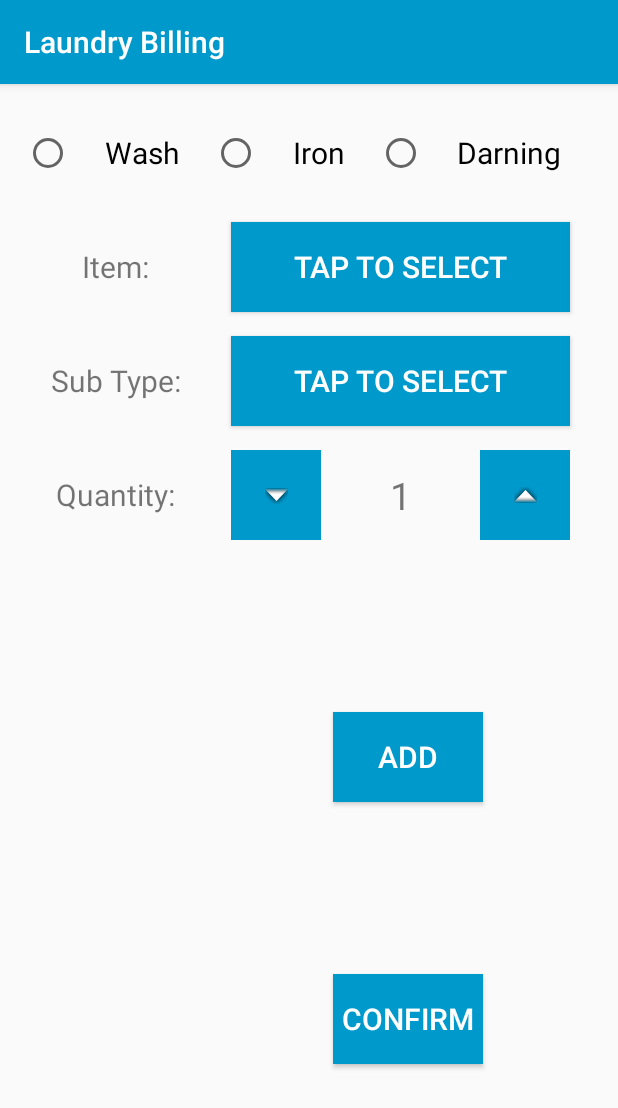
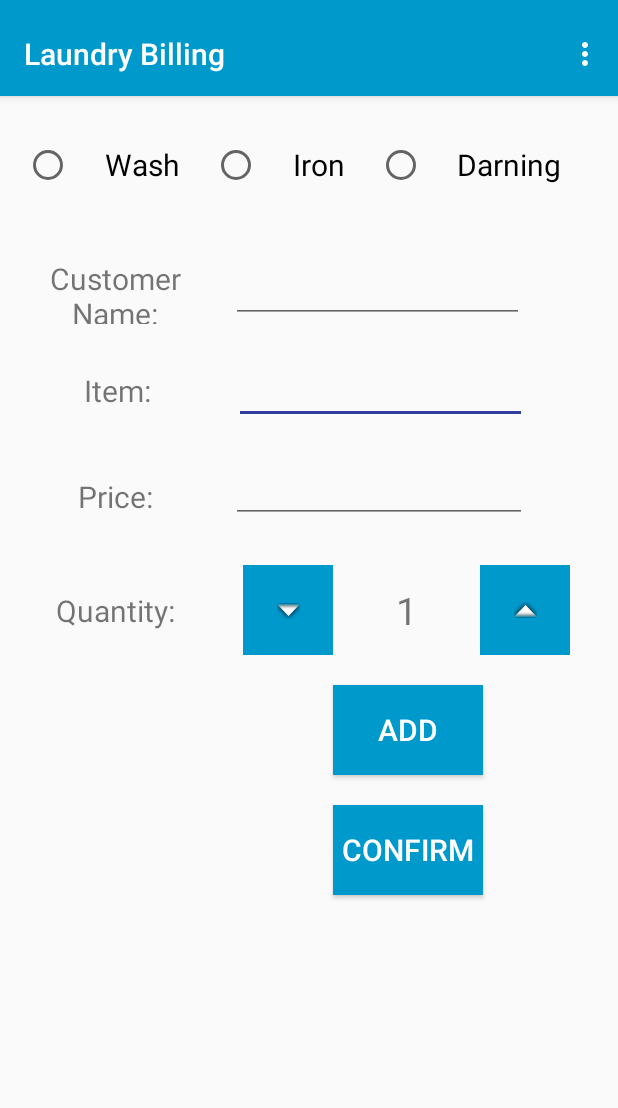
Before and after one commit to shravanbailoor/LaundryBilling, an Android app: the screen it shows after launch (PlaceOrder before the commit, PlaceOrderTabLayout after it), after a tap on "PLACE ORDER", on a phone screen of 412 x 824 dp. Shown: the top 1108 px of the screen. Run offline under Robolectric (Android 15) with nearby library versions, the phone set to English and light mode, and no system bars; 2 statements that could not run were skipped.

Commit message:
1.Added tab layout. 2.changed button to textbox.

```diff
--- a/app/src/main/java/com/example/laundrybilling/MainActivity.java
+++ b/app/src/main/java/com/example/laundrybilling/MainActivity.java
@@ -4,10 +4,6 @@ import android.content.Intent;
 import android.support.v7.app.AppCompatActivity;
 import android.os.Bundle;
 import android.view.View;
-import android.view.Menu;
-import android.view.MenuItem;
-import android.widget.ArrayAdapter;
-import android.widget.Spinner;
 
 public class MainActivity extends AppCompatActivity {
 
@@ -19,7 +15,7 @@ public class MainActivity extends AppCompatActivity {
 
     /* Proceed to PlaceOrder screen on tapping 'Place Order' button */
     public void placeOrder(View placeOrderView) {
-        Intent goToPlaceOrderScreen = new Intent(this, PlaceOrder.class);
+        Intent goToPlaceOrderScreen = new Intent(this, PlaceOrderTabLayout.class);
         startActivity(goToPlaceOrderScreen);
     }
 
--- /dev/null
+++ b/app/src/main/java/com/example/laundrybilling/PlaceOrderTabLayout.java
@@ -0,0 +1,151 @@
+package com.example.laundrybilling;
+
+import android.support.design.widget.FloatingActionButton;
+import android.support.design.widget.Snackbar;
+import android.support.v7.app.AppCompatActivity;
+import android.support.v7.widget.Toolbar;
+
+import android.support.v4.app.Fragment;
+import android.support.v4.app.FragmentManager;
+import android.support.v4.app.FragmentPagerAdapter;
+import android.support.v4.view.ViewPager;
+import android.os.Bundle;
+import android.view.LayoutInflater;
+import android.view.Menu;
+import android.view.MenuItem;
+import android.view.View;
+import android.view.ViewGroup;
+
+import android.widget.TextView;
+
+public class PlaceOrderTabLayout extends AppCompatActivity {
+
+    /**
+     * The {@link android.support.v4.view.PagerAdapter} that will provide
+     * fragments for each of the sections. We use a
+     * {@link FragmentPagerAdapter} derivative, which will keep every
+     * loaded fragment in memory. If this becomes too memory intensive, it
+     * may be best to switch to a
+     * {@link android.support.v4.app.FragmentStatePagerAdapter}.
+     */
+    private SectionsPagerAdapter mSectionsPagerAdapter;
+
+    /**
+     * The {@link ViewPager} that will host the section contents.
+     */
+    private ViewPager mViewPager;
+
+    @Override
+    protected void onCreate(Bundle savedInstanceState) {
+        super.onCreate(savedInstanceState);
+        setContentView(R.layout.place_order_tab_layout);
+
+        Toolbar toolbar = (Toolbar) findViewById(R.id.toolbar);
+        setSupportActionBar(toolbar);
+        // Create the adapter that will return a fragment for each of the three
+        // primary sections of the activity.
+        mSectionsPagerAdapter = new SectionsPagerAdapter(getSupportFragmentManager());
+
+        // Set up the ViewPager with the sections adapter.
+        mViewPager = (ViewPager) findViewById(R.id.container);
+        mViewPager.setAdapter(mSectionsPagerAdapter);
+
+        FloatingActionButton fab = (FloatingActionButton) findViewById(R.id.fab);
+        fab.setOnClickListener(new View.OnClickListener() {
+            @Override
+            public void onClick(View view) {
+                Snackbar.make(view, "Replace with your own action", Snackbar.LENGTH_LONG)
+                        .setAction("Action", null).show();
+            }
+        });
+
+    }
+
+
+    @Override
+    public boolean onCreateOptionsMenu(Menu menu) {
+        // Inflate the menu; this adds items to the action bar if it is present.
+        getMenuInflater().inflate(R.menu.menu_main2, menu);
+        return true;
+    }
+
+    @Override
+    public boolean onOptionsItemSelected(MenuItem item) {
+        // Handle action bar item clicks here. The action bar will
+        // automatically handle clicks on the Home/Up button, so long
+        // as you specify a parent activity in AndroidManifest.xml.
+        int id = item.getItemId();
+
+        //noinspection SimplifiableIfStatement
+        if (id == R.id.action_settings) {
+            return true;
+        }
+
+        return super.onOptionsItemSelected(item);
+    }
+
+    /**
+     * A placeholder fragment containing a simple view.
+     */
+    public static class PlaceholderFragment extends Fragment {
+        /**
+         * The fragment argument representing the section number for this
+         * fragment.
+         */
+        private static final String ARG_SECTION_NUMBER = "section_number";
+
+        public PlaceholderFragment() {
+        }
+
+        /**
+         * Returns a new instance of this fragment for the given section
+         * number.
+         */
+        public static PlaceholderFragment newInstance(int sectionNumber) {
+            PlaceholderFragment fragment = new PlaceholderFragment();
+            Bundle args = new Bundle();
+            args.putInt(ARG_SECTION_NUMBER, sectionNumber);
+            fragment.setArguments(args);
+            return fragment;
+        }
+
+        @Override
+        public View onCreateView(LayoutInflater inflater, ViewGroup container,
+                                 Bundle savedInstanceState) {
+            View rootView = null;
+            if(getArguments().getInt(ARG_SECTION_NUMBER) == 1){
+                rootView = inflater.inflate(R.layout.activity_place_order, container, false);
+
+            }else {
+                rootView = inflater.inflate(R.layout.place_order_summary, container, false);
+                TextView textView = (TextView) rootView.findViewById(R.id.section_label);
+                textView.setText(getString(R.string.section_format, getArguments().getInt(ARG_SECTION_NUMBER)));
+            }
+            return rootView;
+        }
+    }
+
+    /**
+     * A {@link FragmentPagerAdapter} that returns a fragment corresponding to
+     * one of the sections/tabs/pages.
+     */
+    public class SectionsPagerAdapter extends FragmentPagerAdapter {
+
+        public SectionsPagerAdapter(FragmentManager fm) {
+            super(fm);
+        }
+
+        @Override
+        public Fragment getItem(int position) {
+            // getItem is called to instantiate the fragment for the given page.
+            // Return a PlaceholderFragment (defined as a static inner class below).
+            return PlaceholderFragment.newInstance(position + 1);
+        }
+
+        @Override
+        public int getCount() {
+            // Show 3 total pages.
+            return 2;
+        }
+    }
+}
--- a/app/src/main/res/layout/activity_place_order.xml
+++ b/app/src/main/res/layout/activity_place_order.xml
@@ -4,39 +4,53 @@
     xmlns:tools="http://schemas.android.com/tools"
     android:layout_width="match_parent"
     android:layout_height="match_parent"
-    tools:context=".PlaceOrder">
+    tools:context=".PlaceOrder"
+    tools:layout_editor_absoluteY="81dp">
 
     <TextView
         android:id="@+id/textItemType"
-        android:layout_width="90dp"
-        android:layout_height="60dp"
+        android:layout_width="92dp"
+        android:layout_height="45dp"
         android:layout_marginLeft="32dp"
         android:layout_marginStart="32dp"
-        android:layout_marginTop="16dp"
+        android:layout_marginTop="22dp"
         android:gravity="center_vertical"
         android:text="@string/item_type_text_name"
         android:textAlignment="center"
         android:textSize="20sp"
-        app:layout_constraintBottom_toTopOf="@+id/textSubItemType"
-        app:layout_constraintEnd_toStartOf="@+id/buttonItemType"
+        app:layout_constraintBottom_toTopOf="@+id/textPrice"
         app:layout_constraintStart_toStartOf="parent"
-        app:layout_constraintTop_toBottomOf="@+id/radioBoxOrderType" />
+        app:layout_constraintTop_toBottomOf="@+id/textUserName" />
 
     <TextView
-        android:id="@+id/textSubItemType"
+        android:id="@+id/textPrice"
         android:layout_width="90dp"
-        android:layout_height="60dp"
+        android:layout_height="44dp"
         android:layout_marginLeft="32dp"
         android:layout_marginStart="32dp"
-        android:layout_marginTop="16dp"
+        android:layout_marginTop="26dp"
         android:gravity="center_vertical"
-        android:text="@string/item_subtype_text_name"
+        android:text="@string/item_price_text_name"
         android:textAlignment="center"
         android:textSize="20sp"
         app:layout_constraintBottom_toTopOf="@+id/textItemQuantity"
-        app:layout_constraintEnd_toStartOf="@+id/buttonSubType"
         app:layout_constraintStart_toStartOf="parent"
         app:layout_constraintTop_toBottomOf="@+id/textItemType" />
+
+    <TextView
+        android:id="@+id/textUserName"
+        android:layout_width="90dp"
+        android:layout_height="44dp"
+        android:layout_marginLeft="32dp"
+        android:layout_marginStart="32dp"
+        android:layout_marginTop="32dp"
+        android:gravity="center_vertical"
+        android:text="@string/item_user_text_name"
+        android:textAlignment="center"
+        android:textSize="20sp"
+        app:layout_constraintBottom_toTopOf="@+id/textItemType"
+        app:layout_constraintStart_toStartOf="parent"
+        app:layout_constraintTop_toBottomOf="@+id/radioBoxOrderType" />
 
     <TextView
         android:id="@+id/textItemQuantity"
@@ -44,13 +58,13 @@
         android:layout_height="60dp"
         android:layout_marginLeft="32dp"
         android:layout_marginStart="32dp"
-        android:layout_marginTop="16dp"
+        android:layout_marginTop="24dp"
         android:gravity="center_vertical"
         android:text="@string/item_quantity_text_name"
         android:textAlignment="center"
         android:textSize="20sp"
         app:layout_constraintStart_toStartOf="parent"
-        app:layout_constraintTop_toBottomOf="@+id/textSubItemType" />
+        app:layout_constraintTop_toBottomOf="@+id/textPrice" />
 
     <RadioGroup
         android:id="@+id/radioBoxOrderType"
@@ -62,11 +76,15 @@
         android:layout_marginStart="16dp"
         android:layout_marginTop="16dp"
         android:gravity="center"
+        android:nextFocusDown="@id/tbCustomerName"
         android:orientation="horizontal"
-        app:layout_constraintBottom_toTopOf="@+id/textItemType"
+        app:layout_constraintBottom_toTopOf="@+id/textUserName"
         app:layout_constraintEnd_toEndOf="parent"
+        app:layout_constraintHorizontal_bias="0.0"
         app:layout_constraintStart_toStartOf="parent"
-        app:layout_constraintTop_toTopOf="parent">
+        app:layout_constraintTop_toTopOf="parent"
+        app:layout_constraintVertical_bias="0.0"
+        app:layout_constraintVertical_chainStyle="packed">
 
         <RadioButton
             android:id="@+id/radioButtonWash"
@@ -97,69 +115,36 @@
 
     </RadioGroup>
 
-    <Button
-        android:id="@+id/buttonItemType"
-        android:layout_width="0dp"
-        android:layout_height="60dp"
-        android:layout_marginEnd="32dp"
-        android:layout_marginLeft="32dp"
-        android:layout_marginRight="32dp"
-        android:layout_marginStart="32dp"
-        android:layout_marginTop="16dp"
-        android:background="@android:color/holo_blue_dark"
-        android:text="@string/tap_to_select_name"
-        android:onClick="OnClickItemTypeButton"
-        android:textColor="@android:color/white"
-        android:textSize="20sp"
-        app:layout_constraintBottom_toTopOf="@+id/buttonSubType"
-        app:layout_constraintEnd_toEndOf="parent"
-        app:layout_constraintStart_toEndOf="@+id/textItemType"
-        app:layout_constraintTop_toBottomOf="@+id/radioBoxOrderType" />
-
-    <Button
-        android:id="@+id/buttonSubType"
-        android:layout_width="0dp"
-        android:layout_height="60dp"
-        android:layout_marginEnd="32dp"
-        android:layout_marginLeft="32dp"
-        android:layout_marginRight="32dp"
-        android:layout_marginStart="32dp"
-        android:layout_marginTop="16dp"
-        android:background="@android:color/holo_blue_dark"
-        android:text="@string/tap_to_select_name"
-        android:onClick="onClickSubTypeButton"
-        android:textColor="@android:color/white"
-        android:textSize="20sp"
-        app:layout_constraintEnd_toEndOf="parent"
-        app:layout_constraintStart_toEndOf="@+id/textSubItemType"
-        app:layout_constraintTop_toBottomOf="@+id/buttonItemType" />
-
     <TextView
         android:id="@+id/textDisplayQuantity"
         android:layout_width="0dp"
         android:layout_height="60dp"
-        android:layout_marginTop="16dp"
+        android:layout_marginTop="28dp"
         android:gravity="center_vertical"
         android:text="@string/initial_quantity"
         android:textAlignment="center"
         android:textSize="25sp"
         app:layout_constraintEnd_toStartOf="@+id/imageButtonPlus"
+        app:layout_constraintHorizontal_bias="0.0"
         app:layout_constraintStart_toEndOf="@+id/imageButtonMinus"
-        app:layout_constraintTop_toBottomOf="@+id/buttonSubType" />
+        app:layout_constraintBottom_toTopOf="@+id/buttonAddItem"
+        app:layout_constraintTop_toBottomOf="@+id/tbPrice"
+        tools:layout_editor_absoluteY="309dp" />
 
     <ImageButton
         android:id="@+id/imageButtonMinus"
         android:layout_width="60dp"
         android:layout_height="60dp"
-        android:layout_marginLeft="32dp"
-        android:layout_marginStart="32dp"
-        android:layout_marginTop="16dp"
+        android:layout_marginLeft="40dp"
+        android:layout_marginStart="40dp"
+        android:layout_marginTop="28dp"
         android:background="@android:color/holo_blue_dark"
         android:onClick="onClickQuantityDecreaseButton"
         android:textColor="@android:color/white"
         app:layout_constraintStart_toEndOf="@+id/textItemQuantity"
-        app:layout_constraintTop_toBottomOf="@+id/buttonSubType"
-        app:srcCompat="@android:drawable/arrow_down_float" />
+        app:layout_constraintTop_toBottomOf="@+id/tbPrice"
+        app:srcCompat="@android:drawable/arrow_down_float"
+        tools:layout_editor_absoluteY="280dp" />
 
     <ImageButton
         android:id="@+id/imageButtonPlus"
@@ -167,44 +152,91 @@
         android:layout_height="60dp"
         android:layout_marginEnd="32dp"
         android:layout_marginRight="32dp"
-        android:layout_marginTop="16dp"
+        android:layout_marginTop="28dp"
         android:background="@android:color/holo_blue_dark"
         android:onClick="onClickQuantityIncreaseButton"
         android:textColor="@android:color/white"
         app:layout_constraintEnd_toEndOf="parent"
-        app:layout_constraintTop_toBottomOf="@+id/buttonSubType"
-        app:srcCompat="@android:drawable/arrow_up_float" />
+        app:layout_constraintTop_toBottomOf="@+id/tbPrice"
+        app:srcCompat="@android:drawable/arrow_up_float"
+        tools:layout_editor_absoluteY="280dp" />
 
     <Button
         android:id="@+id/buttonAddItem"
         android:layout_width="100dp"
         android:layout_height="60dp"
-        android:layout_marginTop="32dp"
+        android:layout_marginTop="20dp"
         android:background="@android:color/holo_blue_dark"
         android:onClick="onClickAddBillItem"
         android:text="@string/add_item"
         android:textColor="@android:color/white"
         android:textSize="20sp"
-        app:layout_constraintBottom_toTopOf="@+id/button2"
         app:layout_constraintEnd_toEndOf="parent"
         app:layout_constraintHorizontal_bias="0.711"
         app:layout_constraintStart_toStartOf="parent"
-        app:layout_constraintTop_toBottomOf="@+id/textDisplayQuantity" />
+        app:layout_constraintTop_toBottomOf="@+id/textDisplayQuantity"
+        app:layout_constraintBottom_toTopOf="@+id/button2"/>
 
     <Button
         android:id="@+id/button2"
         android:layout_width="100dp"
         android:layout_height="60dp"
         android:layout_marginBottom="32dp"
-        android:layout_marginTop="32dp"
+        android:layout_marginTop="20dp"
         android:background="@android:color/holo_blue_dark"
         android:text="@string/confirm_items"
         android:textColor="@android:color/white"
         android:textSize="20sp"
-        app:layout_constraintBottom_toBottomOf="parent"
         app:layout_constraintEnd_toEndOf="parent"
         app:layout_constraintHorizontal_bias="0.711"
         app:layout_constraintStart_toStartOf="parent"
         app:layout_constraintTop_toBottomOf="@+id/buttonAddItem" />
 
+    <EditText
+        android:id="@+id/tbItem"
+        android:layout_width="195dp"
+        android:layout_height="41dp"
+        android:layout_marginLeft="32dp"
+        android:layout_marginStart="32dp"
+        android:layout_marginTop="26dp"
+        android:ems="10"
+        android:inputType="textPersonName"
+        android:nextFocusDown="@id/tbPrice"
+        app:layout_constraintStart_toEndOf="@+id/textItemType"
+        app:layout_constraintTop_toBottomOf="@+id/tbCustomerName"
+        app:layout_constraintBottom_toTopOf="@+id/tbPrice"
+        tools:layout_editor_absoluteY="178dp" />
+
+    <EditText
+        android:id="@+id/tbCustomerName"
+        android:layout_width="195dp"
+        android:layout_height="41dp"
+        android:layout_marginLeft="32dp"
+        android:layout_marginStart="32dp"
+        android:layout_marginTop="34dp"
+        android:ems="10"
+        android:inputType="textPersonName"
+        android:nextFocusDown="@id/tbItem"
+        tools:layout_editor_absoluteX="157dp"
+        tools:layout_editor_absoluteY="107dp"
+        app:layout_constraintStart_toEndOf="@+id/textUserName"
+        app:layout_constraintTop_toBottomOf="@+id/radioBoxOrderType"
+        app:layout_constraintBottom_toTopOf="@+id/tbItem"/>
+
+    <EditText
+        android:id="@+id/tbPrice"
+        android:layout_width="197dp"
+        android:layout_height="44dp"
+        android:layout_marginLeft="32dp"
+        android:layout_marginStart="32dp"
+        android:layout_marginTop="22dp"
+        android:ems="10"
+        android:inputType="number"
+        android:nextFocusDown="@id/textDisplayQuantity"
+        tools:layout_editor_absoluteX="155dp"
+        tools:layout_editor_absoluteY="246dp"
+        app:layout_constraintStart_toEndOf="@+id/textPrice"
+        app:layout_constraintTop_toBottomOf="@+id/tbItem"
+        app:layout_constraintBottom_toTopOf="@+id/textDisplayQuantity"/>
+
 </android.support.constraint.ConstraintLayout>
--- /dev/null
+++ b/app/src/main/res/layout/place_order_tab_layout.xml
@@ -0,0 +1,38 @@
+<?xml version="1.0" encoding="utf-8"?>
+<android.support.design.widget.CoordinatorLayout xmlns:android="http://schemas.android.com/apk/res/android"
+    xmlns:app="http://schemas.android.com/apk/res-auto"
+    xmlns:tools="http://schemas.android.com/tools"
+    android:id="@+id/main_content"
+    android:layout_width="match_parent"
+    android:layout_height="match_parent"
+    android:fitsSystemWindows="true"
+    tools:context=".PlaceOrderTabLayout">
+
+    <android.support.design.widget.AppBarLayout
+        android:id="@+id/appbar"
+        android:layout_width="match_parent"
+        android:layout_height="wrap_content"
+        android:paddingTop="@dimen/appbar_padding_top"
+        android:theme="@style/AppTheme.AppBarOverlay">
+
+        <android.support.v7.widget.Toolbar
+            android:id="@+id/toolbar"
+            android:layout_width="match_parent"
+            android:layout_height="?attr/actionBarSize"
+            android:layout_weight="1"
+            android:background="?attr/colorPrimary"
+            app:layout_scrollFlags="scroll|enterAlways"
+            app:popupTheme="@style/AppTheme.PopupOverlay"
+            app:title="@string/app_name">
+
+        </android.support.v7.widget.Toolbar>
+
+    </android.support.design.widget.AppBarLayout>
+
+    <android.support.v4.view.ViewPager
+        android:id="@+id/container"
+        android:layout_width="match_parent"
+        android:layout_height="match_parent"
+        app:layout_behavior="@string/appbar_scrolling_view_behavior" />
+
+</android.support.design.widget.CoordinatorLayout>
--- /dev/null
+++ b/app/src/main/res/menu/menu_main2.xml
@@ -0,0 +1,10 @@
+<menu xmlns:android="http://schemas.android.com/apk/res/android"
+    xmlns:app="http://schemas.android.com/apk/res-auto"
+    xmlns:tools="http://schemas.android.com/tools"
+    tools:context="com.example.laundrybilling.PlaceOrderTabLayout">
+    <item
+        android:id="@+id/action_settings"
+        android:orderInCategory="100"
+        android:title="@string/action_settings"
+        app:showAsAction="never" />
+</menu>
--- /dev/null
+++ b/app/src/main/res/values-w820dp/dimens.xml
@@ -0,0 +1,6 @@
+<resources>
+    <!-- Example customization of dimensions originally defined in res/values/dimens.xml
+         (such as screen margins) for screens with more than 820dp of available width. This
+         would include 7" and 10" devices in landscape (~960dp and ~1280dp respectively). -->
+    <dimen name="activity_horizontal_margin">64dp</dimen>
+</resources>
--- a/app/src/main/res/values/strings.xml
+++ b/app/src/main/res/values/strings.xml
@@ -8,7 +8,8 @@
     <!-- Names for the items in the PlaceOrder screen -->
     <string name="order_type_text_name">Order:</string>
     <string name="item_type_text_name">Item:</string>
-    <string name="item_subtype_text_name">Sub Type:</string>
+    <string name="item_price_text_name">Price:</string>
+    <string name="item_user_text_name">Customer Name:</string>
     <string name="item_quantity_text_name">Quantity:</string>
 
     <string name="order_type_radiobutton_wash_name">Wash</string>
@@ -21,5 +22,8 @@
 
     <string name="add_item">Add</string>
     <string name="confirm_items">Confirm</string>
+    <string name="title_activity_main2">Main2Activity</string>
+    <string name="action_settings">Settings</string>
+    <string name="section_format">Hello World from section: %1$d</string>
 
 </resources>
--- a/app/src/main/res/values/styles.xml
+++ b/app/src/main/res/values/styles.xml
@@ -15,4 +15,13 @@
 
     </style>
 
+    <style name="AppTheme.NoActionBar">
+        <item name="windowActionBar">false</item>
+        <item name="windowNoTitle">true</item>
+    </style>
+
+    <style name="AppTheme.AppBarOverlay" parent="ThemeOverlay.AppCompat.Dark.ActionBar" />
+
+    <style name="AppTheme.PopupOverlay" parent="ThemeOverlay.AppCompat.Light" />
+
 </resources>
```
Also changed, not shown: app/src/main/AndroidManifest.xml (+6 -1 lines), app/src/main/java/com/example/laundrybilling/PlaceOrder.java (+22 -95 lines), app/src/main/res/layout/place_order_summary.xml (added, +23 -0 lines), app/src/main/res/values/dimens.xml (added, +7 -0 lines).
